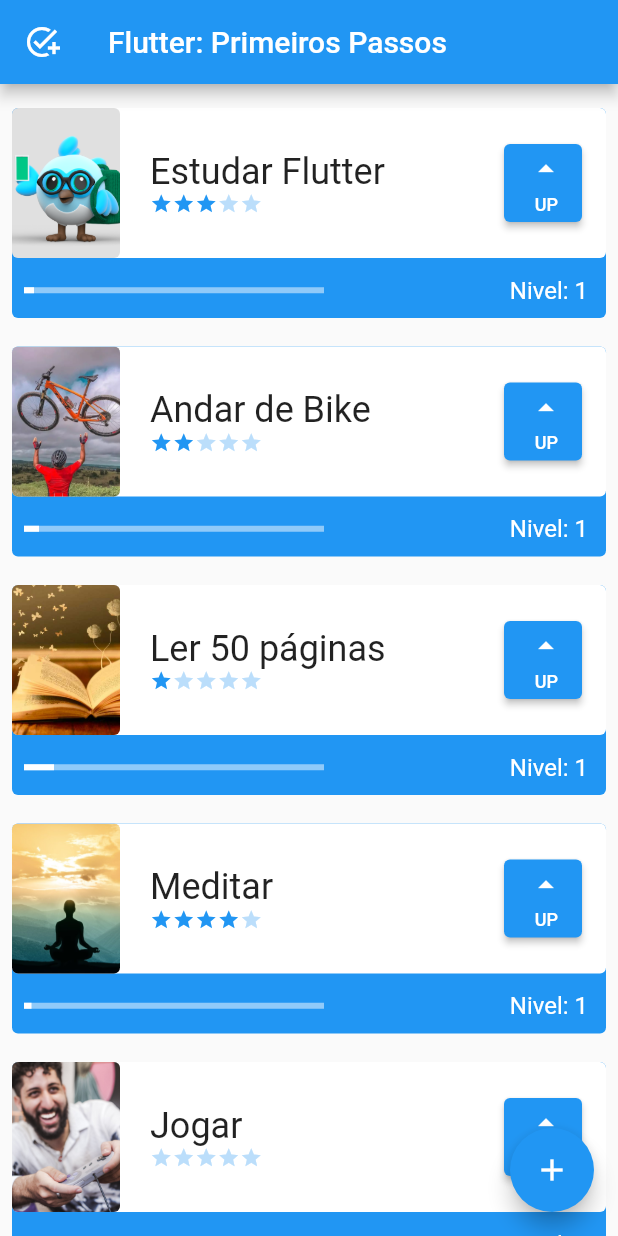
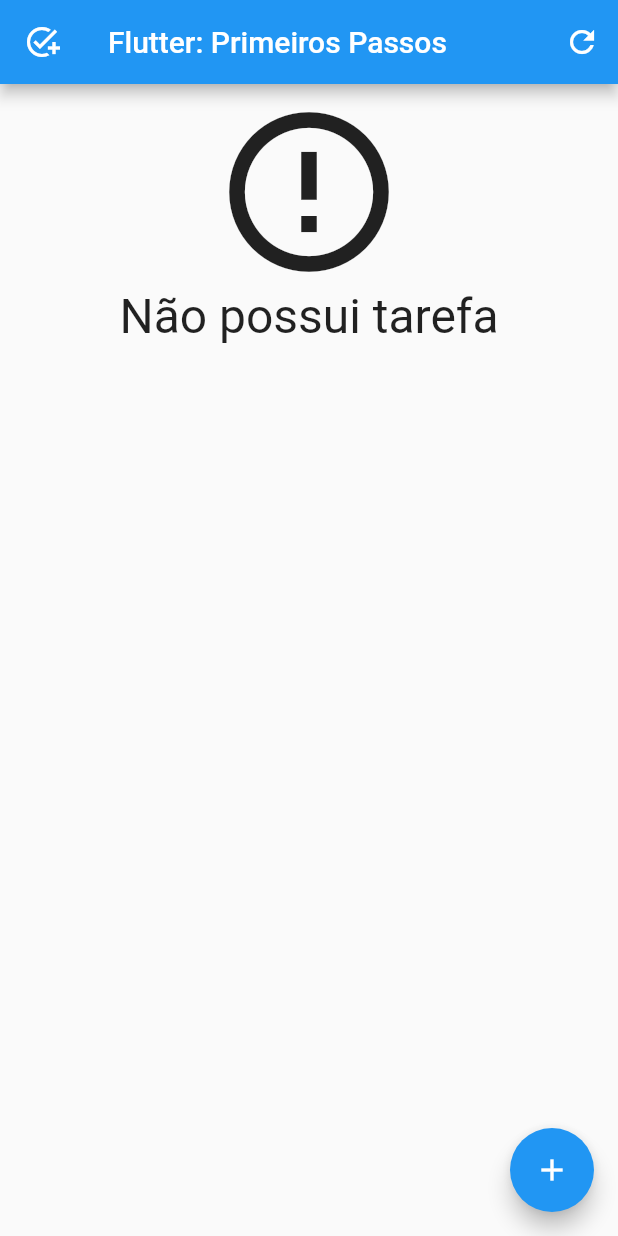
Before and after one commit to DanielMartinsSouza/Flutter, a Flutter app: the screen it shows after launch, on a phone screen of 412 x 824 dp. Run offline on Flutter 3.47's test engine with Material 2 defaults, Android fonts, the light colour scheme and no system bars; our stand-ins replace sqflite; accounts and stored records are empty.

Commit message:
finalizando o BD e sua integração com o app

```diff
--- a/task_list/lib/components/tasks.dart
+++ b/task_list/lib/components/tasks.dart
@@ -1,5 +1,6 @@
 import 'package:flutter/material.dart';
 import 'package:task_list/components/difficulty.dart';
+import 'package:task_list/data/task_dao.dart';
 
 class Tasks extends StatefulWidget {
   final String nome;
@@ -121,6 +122,9 @@ class _TasksState extends State<Tasks> {
                         height: 52,
                         width: 52,
                         child: ElevatedButton(
+                          onLongPress: () {
+                            TaskDao().delete(widget.nome);
+                          },
                           onPressed: levelUp,
                           child: Column(
                             mainAxisAlignment: MainAxisAlignment.spaceEvenly,
--- a/task_list/lib/data/task_dao.dart
+++ b/task_list/lib/data/task_dao.dart
@@ -13,37 +13,62 @@ class TaskDao {
   static const String _difficulty = 'difficulty';
   static const String _image = 'image';
 
-  save(Tasks tarefa) async {}
+//Salva a tarefa no Banco de Dados
+  save(Tasks tarefa) async {
+    final Database bancoDeDados = await getDatabase();
+    var itemExists = await find(tarefa.nome);
+    Map<String, dynamic> taskMap = toMap(tarefa);
+    if (itemExists.isEmpty) {
+      return await bancoDeDados.insert(_tablename, taskMap);
+    } else {
+      return await bancoDeDados.update(_tablename, taskMap,
+          where: '$_name = ?', whereArgs: [tarefa.nome]);
+    }
+  }
 
+//Transforma a tarefa em um Mapa
+  Map<String, dynamic> toMap(Tasks tarefa) {
+    final Map<String, dynamic> mapaDeTarefas = Map();
+    mapaDeTarefas[_name] = tarefa.nome;
+    mapaDeTarefas[_difficulty] = tarefa.dificuldade;
+    mapaDeTarefas[_image] = tarefa.foto;
+    return mapaDeTarefas;
+  }
+
+//Busca todas as tarefas no banco de dados
   Future<List<Tasks>> findAll() async {
-    print('Acessando o findAll: ');
     final Database bancoDeDados = await getDatabase();
     final List<Map<String, dynamic>> result =
         await bancoDeDados.query(_tablename);
-    print('$result');
     return toList(result);
   }
 
+//Transforma um mapa do Banco de Dados e transforma em um lista de tarefa
   List<Tasks> toList(List<Map<String, dynamic>> mapaDeTarefas) {
-    print('Dentro de toList');
     final List<Tasks> tarefas = [];
     for (Map<String, dynamic> linha in mapaDeTarefas) {
       final Tasks tarefa =
           Tasks(linha[_name], linha[_image], linha[_difficulty]);
       tarefas.add(tarefa);
     }
-    print('$tarefas');
     return tarefas;
   }
 
+//Procura por um tarefa especifica
   Future<List<Tasks>> find(String nomeDaTarefa) async {
-    print('Find:');
     final Database bancoDeDados = await getDatabase();
     final List<Map<String, dynamic>> result = await bancoDeDados
         .query(_tablename, where: '$_name = ?', whereArgs: [nomeDaTarefa]);
-    print('Tarefa encontrada: ${toList(result)}');
     return toList(result);
   }
 
-  delete(String nomeDaTarefa) async {}
+//Deleta a tarefa
+  delete(String nomeDaTarefa) async {
+    final Database bancoDeDados = await getDatabase();
+    return bancoDeDados.delete(
+      _tablename,
+      where: '$_name = ?',
+      whereArgs: [nomeDaTarefa],
+    );
+  }
 }
--- a/task_list/lib/screens/tela_inicial.dart
+++ b/task_list/lib/screens/tela_inicial.dart
@@ -1,4 +1,6 @@
 import 'package:flutter/material.dart';
+import 'package:task_list/components/tasks.dart';
+import 'package:task_list/data/task_dao.dart';
 import 'package:task_list/screens/form_screen.dart';
 
 import '../data/task_inherited.dart';
@@ -17,10 +19,81 @@ class _InitialScreenState extends State<InitialScreen> {
       appBar: AppBar(
         title: const Text('Flutter: Primeiros Passos'),
         leading: const Icon(Icons.add_task),
+        actions: [
+          IconButton(
+              onPressed: () {
+                setState() {}
+                ;
+              },
+              icon: Icon(Icons.refresh))
+        ],
       ),
-      body: ListView(
+      body: Padding(
         padding: const EdgeInsets.only(top: 8, bottom: 70),
-        children: TaskInherited.of(context)!.taskList,
+        child: FutureBuilder<List<Tasks>>(
+          future: TaskDao().findAll(),
+          builder: ((context, snapshot) {
+            List<Tasks>? items = snapshot.data;
+            switch (snapshot.connectionState) {
+              case ConnectionState.none:
+                return Center(
+                  child: Column(
+                    children: [
+                      CircularProgressIndicator(),
+                      Text('Carregando'),
+                    ],
+                  ),
+                );
+                break;
+              case ConnectionState.waiting:
+                return Center(
+                  child: Column(
+                    children: [
+                      CircularProgressIndicator(),
+                      Text('Carregando'),
+                    ],
+                  ),
+                );
+                break;
+              case ConnectionState.active:
+                return Center(
+                  child: Column(
+                    children: [
+                      CircularProgressIndicator(),
+                      Text('Carregando'),
+                    ],
+                  ),
+                );
+                break;
+              case ConnectionState.done:
+                if (snapshot.hasData && items != null) {
+                  if (items.isNotEmpty) {
+                    return ListView.builder(
+                      itemCount: items.length,
+                      itemBuilder: (BuildContext, int index) {
+                        final Tasks tarefa = items[index];
+                        return tarefa;
+                      },
+                    );
+                  }
+                  return Center(
+                    child: Column(
+                      children: [
+                        Icon(Icons.error_outline, size: 128),
+                        Text(
+                          'Não possui tarefa',
+                          style: TextStyle(fontSize: 32),
+                        ),
+                      ],
+                    ),
+                  );
+                }
+                return Text('Erro ao carregar tarefas');
+                break;
+            }
+            return Text('Erro desconhecido');
+          }),
+        ),
       ),
       floatingActionButton: FloatingActionButton(
         onPressed: () {
@@ -31,7 +104,7 @@ class _InitialScreenState extends State<InitialScreen> {
                 taskContext: context,
               ),
             ),
-          );
+          ).then((value) => setState(() {}));
         },
         child: const Icon(Icons.add),
       ),
```
Also changed, not shown: task_list/lib/screens/form_screen.dart (+7 -5 lines).
